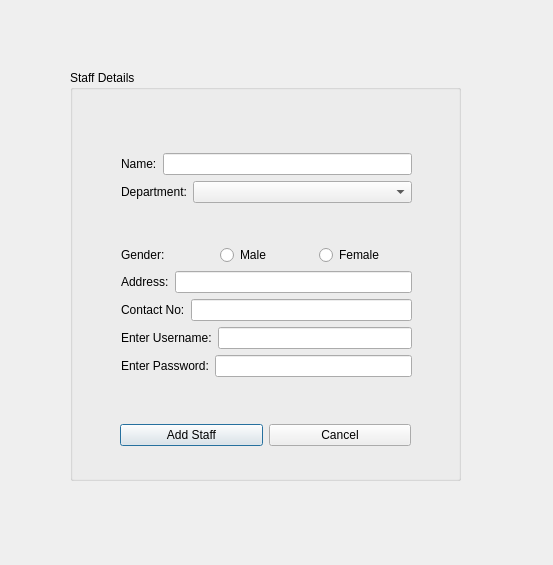
Qt form addstaff.ui (CallmeTeddyBear/Canteen-Management-System) before a commit.
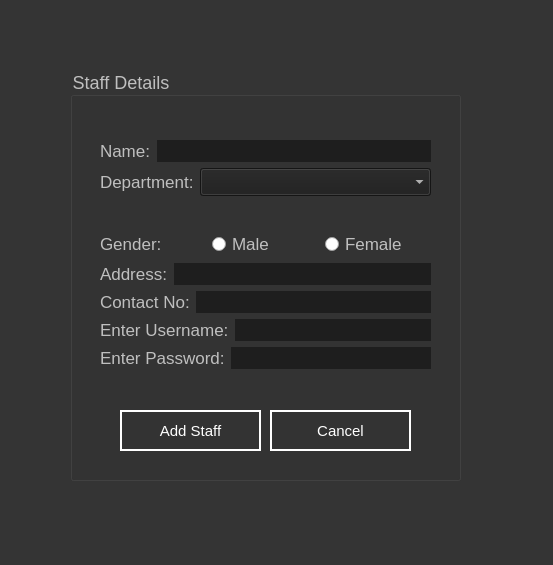
The same form after that commit.

```diff
--- a/addstaff.ui
+++ b/addstaff.ui
@@ -25,6 +25,62 @@
   <property name="windowTitle">
    <string>Add Staff</string>
   </property>
+  <property name="styleSheet">
+   <string notr="true">QDialog
+{
+	background-color: rgb(52, 52, 52);
+}
+QGroupBox
+{
+	color: rgb(191, 191, 191);
+	font-size: 18px;
+}
+QLabel
+{
+	color: rgb(191, 191, 191);
+	font-size: 17px;
+}
+QLineEdit
+{	
+	color: rgb(255, 255, 255);
+	border-style: solid;
+	background-color: rgb(30, 30, 30);
+	font-size: 17px;
+}
+QPushButton
+{
+	color: rgb(255, 255, 255);
+	border-style: solid;
+	border-width: 2px;
+	border-color: rgb(255, 255, 255);
+}
+QPushButton:hover
+{
+	background-color: rgb(255, 255, 255);
+	color: rgb(52, 52, 52);
+}
+QRadioButton
+{
+	font-size: 17px;
+	color: rgb(191, 191, 191);
+	font-size: 17px;
+}
+QComboBox
+{
+	color: rgb(255, 255, 255);
+	background-color: rgb(30, 30, 30);
+	font-size: 17px;
+}
+QComboBox:hover
+{
+	background-color: rgb(0, 0, 0);
+}
+QComboBox QAbstractItemView
+{
+	background-color: rgb(52, 52, 52);
+	color: rgb(255, 255, 255);
+}</string>
+  </property>
   <widget class="QGroupBox" name="groupBox">
    <property name="geometry">
     <rect>
@@ -37,39 +93,13 @@
    <property name="title">
     <string>Staff Details</string>
    </property>
-   <widget class="QWidget" name="layoutWidget">
-    <property name="geometry">
-     <rect>
-      <x>50</x>
-      <y>340</y>
-      <width>291</width>
-      <height>51</height>
-     </rect>
-    </property>
-    <layout class="QHBoxLayout" name="horizontalLayout_8">
-     <item>
-      <widget class="QPushButton" name="pushButton_add_staff">
-       <property name="text">
-        <string>Add Staff</string>
-       </property>
-      </widget>
-     </item>
-     <item>
-      <widget class="QPushButton" name="pushButton_cancel">
-       <property name="text">
-        <string>Cancel</string>
-       </property>
-      </widget>
-     </item>
-    </layout>
-   </widget>
    <widget class="QWidget" name="layoutWidget_2">
     <property name="geometry">
      <rect>
-      <x>51</x>
-      <y>83</y>
-      <width>291</width>
-      <height>224</height>
+      <x>30</x>
+      <y>70</y>
+      <width>331</width>
+      <height>229</height>
      </rect>
     </property>
     <layout class="QVBoxLayout" name="verticalLayout">
@@ -188,6 +218,42 @@
      </item>
     </layout>
    </widget>
+   <widget class="QPushButton" name="pushButton_add_staff">
+    <property name="geometry">
+     <rect>
+      <x>50</x>
+      <y>340</y>
+      <width>141</width>
+      <height>41</height>
+     </rect>
+    </property>
+    <property name="font">
+     <font>
+      <pointsize>11</pointsize>
+     </font>
+    </property>
+    <property name="text">
+     <string>Add Staff</string>
+    </property>
+   </widget>
+   <widget class="QPushButton" name="pushButton_cancel">
+    <property name="geometry">
+     <rect>
+      <x>200</x>
+      <y>340</y>
+      <width>141</width>
+      <height>41</height>
+     </rect>
+    </property>
+    <property name="font">
+     <font>
+      <pointsize>11</pointsize>
+     </font>
+    </property>
+    <property name="text">
+     <string>Cancel</string>
+    </property>
+   </widget>
   </widget>
  </widget>
  <resources/>
```
